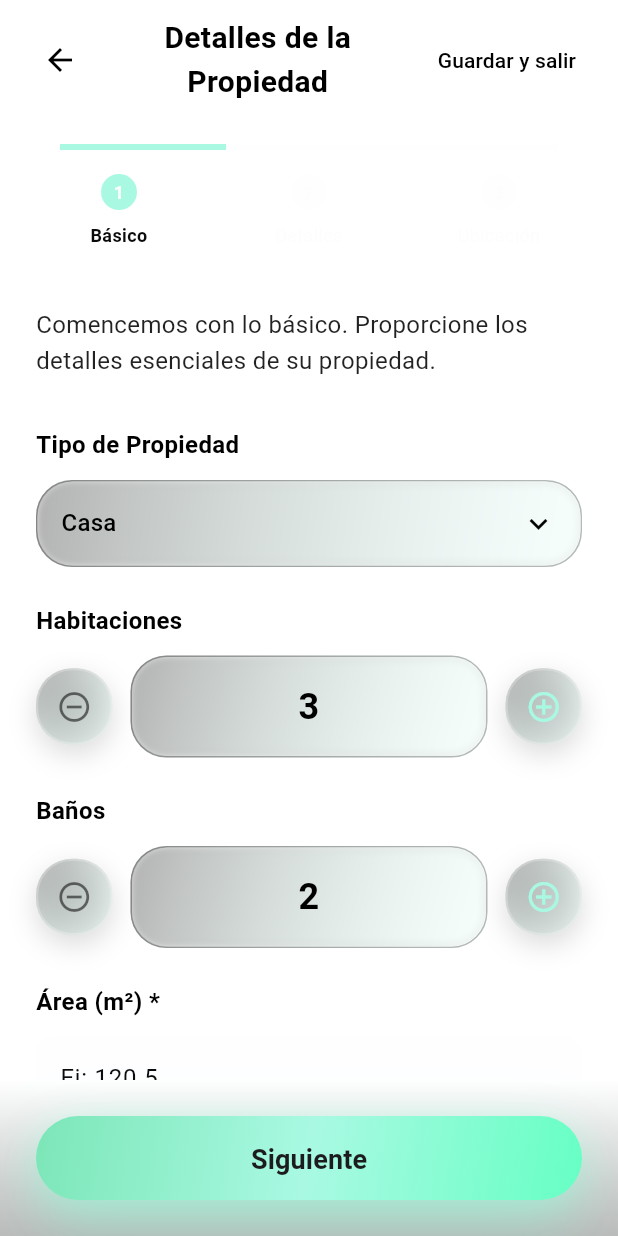
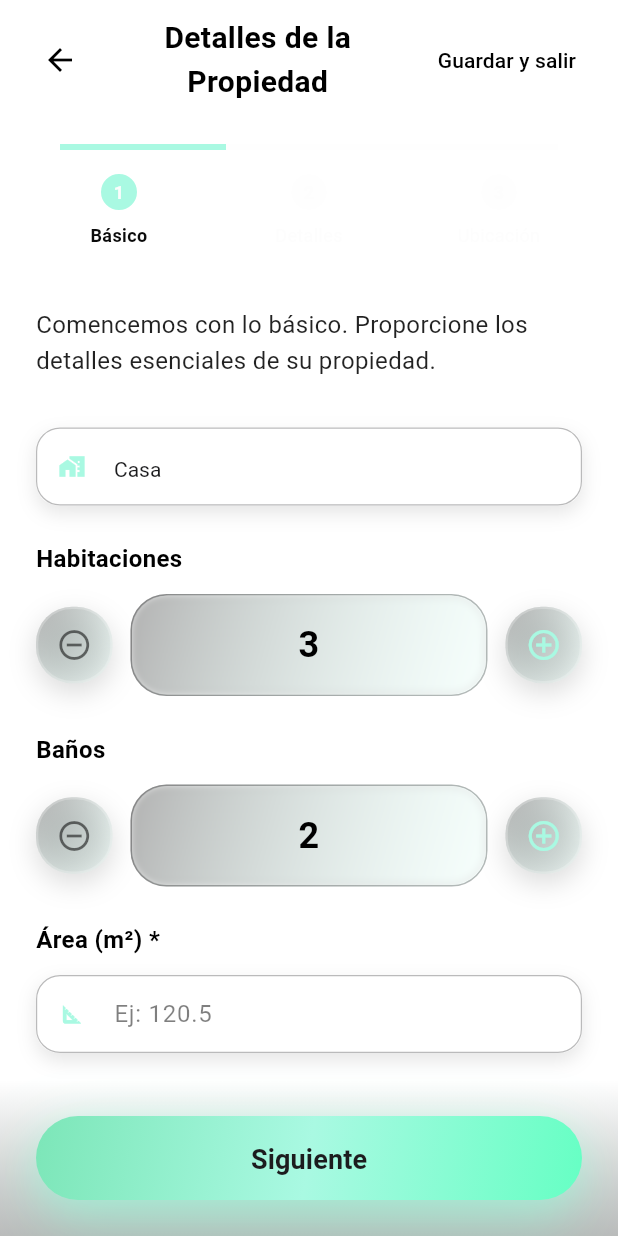
Before and after one commit to marvinjoel2001/habitto, a Flutter app: the AddPropertyPage screen opened by its route, on a phone screen of 412 x 824 dp. Run offline on Flutter 3.47's test engine with Material 3 defaults, Android fonts, the phone set to English and light mode, and no system bars; our stand-ins replace auto_size_text, dio, geolocator, image_picker, shared_preferences, video_player; missing offline and left inert: mapbox_maps_flutter; accounts and stored records are empty; network calls fail; statements that could not run were skipped.

Commit message:
refactor(properties): extract form fields into reusable components
Move property type dropdown and text input fields into separate methods
to improve code maintainability and consistency with profile styling

```diff
--- a/lib/features/properties/presentation/pages/add_property_page.dart
+++ b/lib/features/properties/presentation/pages/add_property_page.dart
@@ -12,7 +12,6 @@ import '../../domain/entities/payment_method.dart';
 import '../../data/services/property_service.dart';
 import '../../../profile/data/services/profile_service.dart';
 import '../../../../shared/widgets/custom_button.dart';
-import '../../../../shared/widgets/custom_text_field.dart';
 import '../../../../shared/widgets/step_progress_indicator.dart';
 import '../../../../shared/theme/app_theme.dart';
 import 'property_photos_page.dart';
@@ -510,55 +509,7 @@ class _AddPropertyPageState extends State<AddPropertyPage> {
             ),
           ),
           const SizedBox(height: 32),
-          const Text(
-            'Tipo de Propiedad',
-            style: TextStyle(
-              fontSize: 16,
-              fontWeight: FontWeight.w600,
-              color: Colors.black
-            ),
-          ),
-          const SizedBox(height: 12),
-          Container(
-            // Borde plomito delgado y menos blur para el select
-            decoration: BoxDecoration(
-              borderRadius: BorderRadius.circular(24),
-              border: Border.all(color: AppTheme.darkGrayBase.withOpacity(0.3), width: 1),
-              gradient: AppTheme.getCardGradient(),
-            ),
-            child: ClipRRect(
-              borderRadius: BorderRadius.circular(24),
-              child: BackdropFilter(
-                filter: ui.ImageFilter.blur(sigmaX: 3, sigmaY: 3),
-                child: Container(
-                  width: double.infinity,
-                  padding: const EdgeInsets.symmetric(horizontal: 16, vertical: 4),
-                  child: DropdownButtonHideUnderline(
-                    child: DropdownButton<String>(
-                      value: _selectedPropertyType,
-                      isExpanded: true,
-                      icon: const Icon(Icons.keyboard_arrow_down, color: Colors.black),
-                      dropdownColor: Colors.white,
-                      items: _propertyTypeMapping.entries.map((entry) {
-                        return DropdownMenuItem<String>(
-                          value: entry.value, // API value (casa, departamento, etc.)
-                          child: Text(
-                            entry.key, // Display value (Casa, Departamento, etc.)
-                            style: const TextStyle(color: Colors.black),
-                          ),
-                        );
-                      }).toList(),
-                      onChanged: (String? newValue) {
-                        setState(() {
-                          _selectedPropertyType = newValue!;
-                        });
-                      },
-                    ),
-                  ),
-                ),
-              ),
-            ),
-          ),
+          _buildPropertyTypeDropdown(),
           const SizedBox(height: 24),
           const Text(
             'Habitaciones',
@@ -705,9 +656,10 @@ class _AddPropertyPageState extends State<AddPropertyPage> {
             ),
           ),
           const SizedBox(height: 12),
-          CustomTextField(
+          _buildProfileStyledField(
             controller: _areaController,
             hintText: 'Ej: 120.5',
+            icon: Icons.square_foot,
             keyboardType: TextInputType.number,
           ),
         ],
@@ -739,9 +691,10 @@ class _AddPropertyPageState extends State<AddPropertyPage> {
             ),
           ),
           const SizedBox(height: 12),
-          CustomTextField(
+          _buildProfileStyledField(
             controller: _priceController,
             hintText: 'Ej: 2500000',
+            icon: Icons.attach_money,
             keyboardType: TextInputType.number,
           ),
           const SizedBox(height: 24),
@@ -754,9 +707,10 @@ class _AddPropertyPageState extends State<AddPropertyPage> {
             ),
           ),
           const SizedBox(height: 12),
-          CustomTextField(
+          _buildProfileStyledField(
             controller: _guaranteeController,
             hintText: 'Ej: 3000000',
+            icon: Icons.lock_outline,
             keyboardType: TextInputType.number,
           ),
           const SizedBox(height: 24),
@@ -769,9 +723,10 @@ class _AddPropertyPageState extends State<AddPropertyPage> {
             ),
           ),
           const SizedBox(height: 12),
-          CustomTextField(
+          _buildProfileStyledField(
             controller: _descriptionController,
             hintText: 'Describe tu propiedad...',
+            icon: Icons.description,
             maxLines: 3,
           ),
           const SizedBox(height: 24),
@@ -952,9 +907,10 @@ class _AddPropertyPageState extends State<AddPropertyPage> {
             ),
           ),
           const SizedBox(height: 12),
-          CustomTextField(
+          _buildProfileStyledField(
             controller: _addressController,
             hintText: 'Ej: Calle Principal 123, Zona Sur, La Paz',
+            icon: Icons.location_on,
           ),
           const SizedBox(height: 24),
 
@@ -1069,9 +1025,10 @@ class _AddPropertyPageState extends State<AddPropertyPage> {
                       ),
                     ),
                     const SizedBox(height: 12),
-                    CustomTextField(
+                    _buildProfileStyledField(
                       controller: _latitudeController,
                       hintText: 'Ej: -16.5000',
+                      icon: Icons.explore,
                       keyboardType: TextInputType.number,
                     ),
                   ],
@@ -1091,9 +1048,10 @@ class _AddPropertyPageState extends State<AddPropertyPage> {
                       ),
                     ),
                     const SizedBox(height: 12),
-                    CustomTextField(
+                    _buildProfileStyledField(
                       controller: _longitudeController,
                       hintText: 'Ej: -68.1500',
+                      icon: Icons.explore,
                       keyboardType: TextInputType.number,
                     ),
                   ],
@@ -1112,9 +1070,11 @@ class _AddPropertyPageState extends State<AddPropertyPage> {
             ),
           ),
           const SizedBox(height: 12),
-          CustomTextField(
+          _buildProfileStyledField(
             controller: _availabilityDateController,
             hintText: 'YYYY-MM-DD (opcional)',
+            icon: Icons.calendar_today,
+            readOnly: true,
             onTap: () async {
               final date = await showDatePicker(
                 context: context,
@@ -1141,6 +1101,105 @@ class _AddPropertyPageState extends State<AddPropertyPage> {
             },
           ),
         ],
+      ),
+    );
+  }
+
+  // Campos estilo EditProfile
+  Widget _buildProfileStyledField({
+    required TextEditingController controller,
+    required String hintText,
+    required IconData icon,
+    TextInputType? keyboardType,
+    int maxLines = 1,
+    VoidCallback? onTap,
+    bool readOnly = false,
+    bool enabled = true,
+  }) {
+    return Container(
+      decoration: BoxDecoration(
+        color: Colors.white.withOpacity(0.9),
+        borderRadius: BorderRadius.circular(15),
+        boxShadow: [
+          BoxShadow(
+            color: Colors.black.withOpacity(0.1),
+            blurRadius: 10,
+            offset: const Offset(0, 5),
+          ),
+        ],
+      ),
+      child: TextFormField(
+        controller: controller,
+        enabled: enabled,
+        readOnly: readOnly,
+        onTap: onTap,
+        keyboardType: keyboardType,
+        maxLines: maxLines,
+        style: const TextStyle(color: AppTheme.darkGrayBase),
+        decoration: InputDecoration(
+          hintText: hintText,
+          floatingLabelBehavior: FloatingLabelBehavior.never,
+          labelStyle: const TextStyle(color: AppTheme.darkGrayBase),
+          prefixIcon: Icon(icon, color: AppTheme.primaryColor),
+          border: OutlineInputBorder(
+            borderRadius: BorderRadius.circular(15),
+            borderSide: BorderSide.none,
+          ),
+          filled: true,
+          fillColor: Colors.white,
+          isDense: true,
+          hintStyle: TextStyle(color: Colors.black.withOpacity(0.5)),
+          contentPadding: const EdgeInsets.symmetric(horizontal: 16, vertical: 14),
+        ),
+      ),
+    );
+  }
+
+  Widget _buildPropertyTypeDropdown() {
+    return Container(
+      decoration: BoxDecoration(
+        color: Colors.white.withOpacity(0.9),
+        borderRadius: BorderRadius.circular(15),
+        boxShadow: [
+          BoxShadow(
+            color: Colors.black.withOpacity(0.1),
+            blurRadius: 10,
+            offset: const Offset(0, 5),
+          ),
+        ],
+      ),
+      child: DropdownButtonFormField<String>(
+        initialValue: _selectedPropertyType,
+        decoration: InputDecoration(
+          hintText: 'Tipo de propiedad',
+          floatingLabelBehavior: FloatingLabelBehavior.never,
+          labelStyle: const TextStyle(color: AppTheme.darkGrayBase),
+          prefixIcon: const Icon(Icons.home_work, color: AppTheme.primaryColor),
+          border: OutlineInputBorder(
+            borderRadius: BorderRadius.circular(15),
+            borderSide: BorderSide.none,
+          ),
+          filled: true,
+          fillColor: Colors.white,
+          isDense: true,
+          hintStyle: TextStyle(color: Colors.black.withOpacity(0.5)),
+          contentPadding: const EdgeInsets.symmetric(horizontal: 16, vertical: 14),
+        ),
+        dropdownColor: Colors.white,
+        style: const TextStyle(color: AppTheme.darkGrayBase),
+        items: _propertyTypeMapping.entries.map((entry) {
+          return DropdownMenuItem<String>(
+            value: entry.value,
+            child: Text(entry.key, style: const TextStyle(color: AppTheme.darkGrayBase)),
+          );
+        }).toList(),
+        onChanged: (value) {
+          if (value != null) {
+            setState(() {
+              _selectedPropertyType = value;
+            });
+          }
+        },
       ),
     );
   }
```
